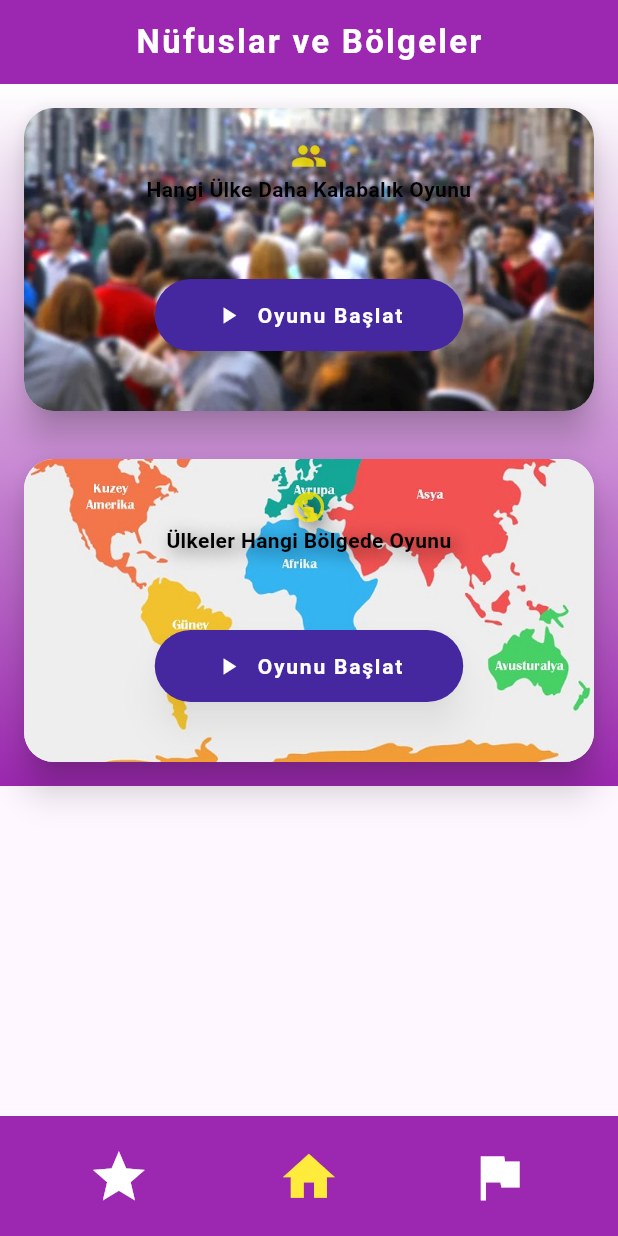
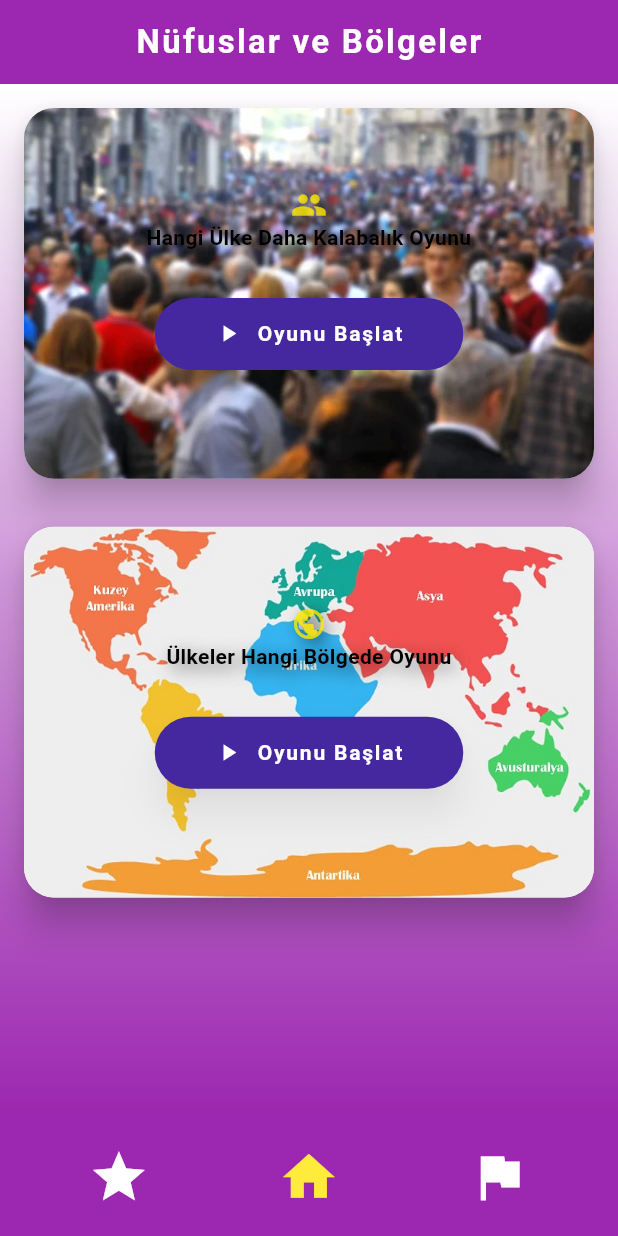
Before and after one commit to mstfakrc/ulkeler_ile_her_sey, a Flutter app: the SolOyun screen opened directly, on a phone screen of 412 x 824 dp. Run offline on Flutter 3.47's test engine with Material 3 defaults, Android fonts, the phone set to English and light mode, and no system bars; our stand-ins replace shared_preferences; accounts and stored records are empty; network calls fail.

Commit message:
dinamik yapıldı

```diff
--- a/lib/sag_oyun.dart
+++ b/lib/sag_oyun.dart
@@ -25,6 +25,9 @@ class SagOyun extends StatelessWidget {
         shadowColor: Colors.deepPurple.withOpacity(0.6),
       ),
       body: Container(
+        // Ekran boyutlarına göre ayarlanmış
+        height: MediaQuery.of(context).size.height,
+        width: MediaQuery.of(context).size.width,
         decoration: BoxDecoration(
           gradient: LinearGradient(
             colors: [Colors.white, Colors.purple],
--- a/lib/sol_oyun.dart
+++ b/lib/sol_oyun.dart
@@ -23,6 +23,7 @@ class SolOyun extends StatelessWidget {
         automaticallyImplyLeading: false,
       ),
       body: Container(
+        height: MediaQuery.of(context).size.height, // Tüm ekran boyutunu al
         decoration: BoxDecoration(
           gradient: LinearGradient(
             colors: [Colors.white, Colors.purple],
@@ -53,7 +54,7 @@ class SolOyun extends StatelessWidget {
                 () {
                   Navigator.push(
                     context,
-                    MaterialPageRoute(builder: (context) =>YeniOyun()),
+                    MaterialPageRoute(builder: (context) => YeniOyun()),
                   );
                 },
               ),
@@ -86,6 +87,9 @@ class SolOyun extends StatelessWidget {
     String title,
     VoidCallback onPressed,
   ) {
+    // Dinamik kart yüksekliğini belirle
+    double cardHeight = MediaQuery.of(context).size.height * 0.3; // Kartın yüksekliğini ekranın %30'u olarak ayarlıyoruz
+
     return Padding(
       padding: const EdgeInsets.all(12.0),
       child: Card(
@@ -94,6 +98,7 @@ class SolOyun extends StatelessWidget {
           borderRadius: BorderRadius.circular(20),
         ),
         child: Container(
+          height: cardHeight, // Dinamik yükseklik
           decoration: BoxDecoration(
             image: DecorationImage(
               image: AssetImage(imagePath),
@@ -137,7 +142,7 @@ class SolOyun extends StatelessWidget {
                       textAlign: TextAlign.center,
                     ),
                   ),
-                  SizedBox(height: 50),
+                  SizedBox(height: 30), // Butonun yukarısında daha fazla boşluk
                   ElevatedButton(
                     onPressed: onPressed,
                     style: ElevatedButton.styleFrom(
```
Also changed, not shown: 1 other file.
